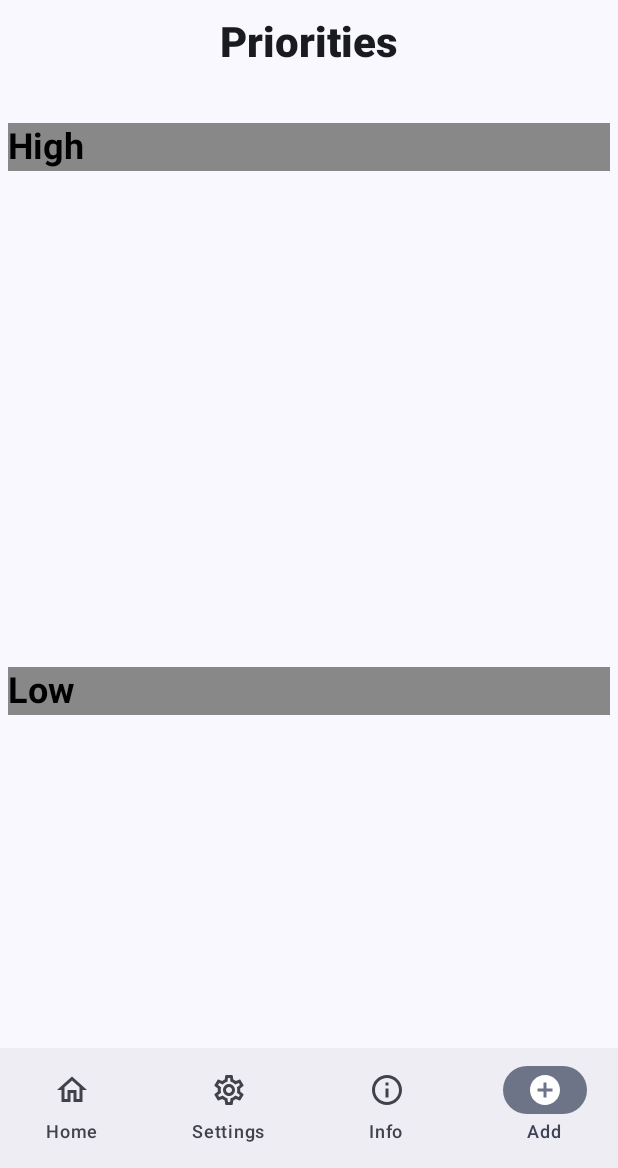
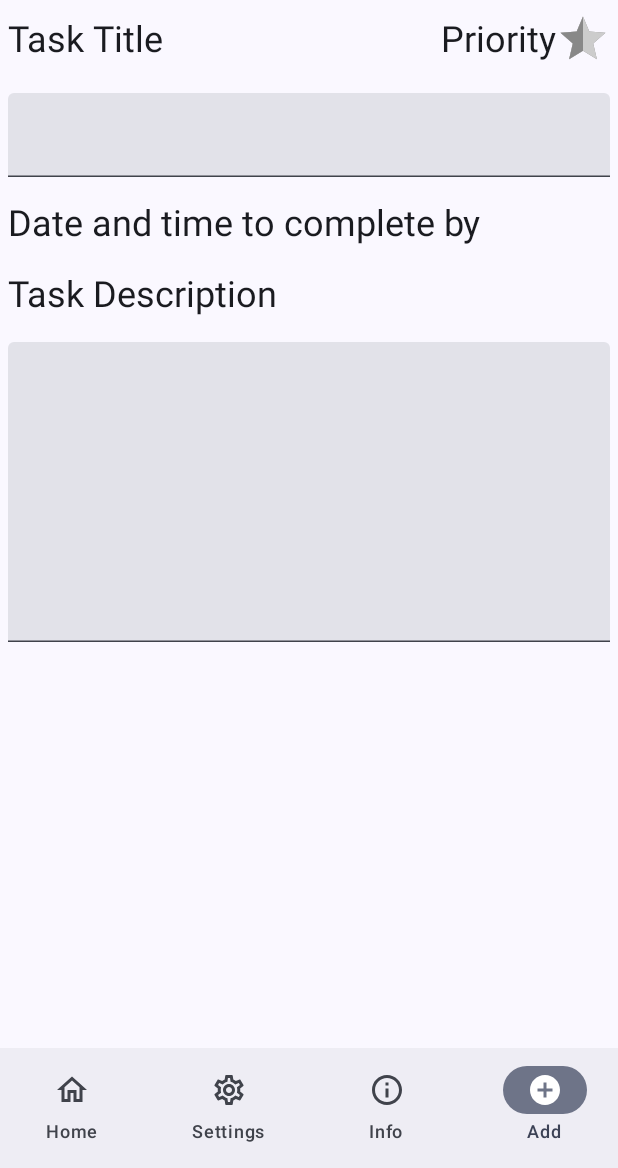
Before and after one commit to luk-dushaj/Task-Tracker, an Android app built with Jetpack Compose: the screen it shows after launch (MainActivity), item 4 of the bottom bar chosen, on a phone screen of 412 x 824 dp, the part 68-1236 px from its top. Run offline under Robolectric (Android 15) with nearby library versions, the phone set to English and light mode, and no system bars; our stand-ins replace livedata-compose.

Commit message:
Implemented most of AddTaskView
Just have to implement a time composable so the user can adjust it.
I also added a Todo.md file which serves as a list so I can have an organized list of stuff I have left.

```diff
--- a/app/src/main/java/com/school/tasktracker/MainActivity.kt
+++ b/app/src/main/java/com/school/tasktracker/MainActivity.kt
@@ -49,6 +49,7 @@ import androidx.navigation.compose.composable
 import androidx.navigation.NavController
 import com.school.tasktracker.data.MainViewModel
 import com.school.tasktracker.data.Routes
+import com.school.tasktracker.views.AddTaskView
 import com.school.tasktracker.views.InfoView
 import com.school.tasktracker.views.SettingsView
 import com.school.tasktracker.views.TodoView
@@ -134,7 +135,7 @@ fun BottomBar(modifier: Modifier = Modifier, viewModel: MainViewModel, navContro
                         1 -> navController.navigate(Routes.settings)
                         2 -> navController.navigate(Routes.info)
                         // Info for now because haven't gotten to "AddTaskView" yet
-                        3 -> navController.navigate(Routes.todo)
+                        3 -> navController.navigate(Routes.addView)
                         // No else, should not error
                     }
                 }
@@ -163,16 +164,12 @@ fun MainView(modifier: Modifier = Modifier) {
                 .padding(innerPadding)
                 .fillMaxSize()
         ) {
-            Column (
-                modifier = modifier
-                    .padding(5.dp)
-            ) {
-                // View content
-                NavHost(navController = navController, startDestination = Routes.todo) {
-                    composable(Routes.todo) { TodoView(viewModel = viewModel) }
-                    composable(Routes.settings) { SettingsView(viewModel = viewModel) }
-                    composable(Routes.info) { InfoView(viewModel = viewModel) }
-                }
+            // View content
+            NavHost(navController = navController, startDestination = Routes.todo) {
+                composable(Routes.todo) { TodoView(viewModel = viewModel) }
+                composable(Routes.settings) { SettingsView(viewModel = viewModel) }
+                composable(Routes.info) { InfoView() }
+                composable(Routes.addView) { AddTaskView(viewModel = viewModel) }
             }
         }
     }
--- a/app/src/main/java/com/school/tasktracker/components/TextRow.kt
+++ b/app/src/main/java/com/school/tasktracker/components/TextRow.kt
@@ -6,7 +6,7 @@ import androidx.compose.runtime.Composable
 import androidx.compose.ui.Modifier
 
 @Composable
-fun TextRow(modifier: Modifier = Modifier, title: String) {
+fun TextRow(title: String, modifier: Modifier = Modifier) {
     Text(
         modifier = modifier,
         text = title,
--- a/app/src/main/java/com/school/tasktracker/data/MainViewModel.kt
+++ b/app/src/main/java/com/school/tasktracker/data/MainViewModel.kt
@@ -10,6 +10,9 @@ import androidx.lifecycle.ViewModel
 
 // There will be a lot of example data for now because I am focusing on the UI currently
 class MainViewModel: ViewModel() {
+
+    private var _tasks = MutableLiveData<List<Task>>(emptyList())
+    var tasks: LiveData<List<Task>> = _tasks
 
     private var _infoValue = MutableLiveData(List(4) { false })
     val infoValue: LiveData<List<Boolean>> = _infoValue
--- a/app/src/main/java/com/school/tasktracker/data/Routes.kt
+++ b/app/src/main/java/com/school/tasktracker/data/Routes.kt
@@ -4,4 +4,5 @@ object Routes {
     var todo = "todo"
     var settings = "settings"
     var info = "info"
+    var addView = "addView"
 }
--- a/app/src/main/java/com/school/tasktracker/data/Task.kt
+++ b/app/src/main/java/com/school/tasktracker/data/Task.kt
@@ -11,6 +11,6 @@ data class Task(
     var title: String,
     var description: String,
     var isPriority: Boolean,
-    var deadline: Date,
+    var date: Date,
     var isCompleted: Boolean = false
 )
--- /dev/null
+++ b/app/src/main/java/com/school/tasktracker/views/AddTaskView.kt
@@ -0,0 +1,180 @@
+package com.school.tasktracker.views
+
+import android.annotation.SuppressLint
+import androidx.compose.foundation.clickable
+import androidx.compose.foundation.layout.Arrangement
+import androidx.compose.foundation.layout.Box
+import androidx.compose.foundation.layout.Column
+import androidx.compose.foundation.layout.Row
+import androidx.compose.foundation.layout.fillMaxWidth
+import androidx.compose.foundation.layout.height
+import androidx.compose.foundation.layout.offset
+import androidx.compose.foundation.layout.padding
+import androidx.compose.material3.Icon
+import androidx.compose.material3.Surface
+import androidx.compose.material3.Text
+import androidx.compose.material3.TextField
+import androidx.compose.runtime.Composable
+import androidx.compose.runtime.getValue
+import androidx.compose.runtime.mutableStateOf
+import androidx.compose.runtime.remember
+import androidx.compose.runtime.setValue
+import androidx.compose.ui.Modifier
+import androidx.compose.ui.tooling.preview.Preview
+import androidx.compose.ui.unit.dp
+import com.school.tasktracker.components.TextRow
+import com.school.tasktracker.data.MainViewModel
+import com.school.tasktracker.ui.theme.TaskTrackerTheme
+import java.util.Date
+import androidx.compose.foundation.layout.size
+import androidx.compose.foundation.rememberScrollState
+import androidx.compose.foundation.shape.GenericShape
+import androidx.compose.foundation.verticalScroll
+import androidx.compose.ui.graphics.Color
+import androidx.compose.material.icons.Icons
+import androidx.compose.material.icons.filled.Star
+import androidx.compose.material.icons.outlined.Star
+import androidx.compose.material3.Button
+import androidx.compose.material3.ExperimentalMaterial3Api
+import androidx.compose.material3.TimeInput
+import androidx.compose.material3.rememberTimePickerState
+import androidx.compose.runtime.MutableState
+import androidx.compose.ui.draw.clip
+import java.util.Calendar
+
+@SuppressLint("DefaultLocale")
+@OptIn(ExperimentalMaterial3Api::class)
+@Composable
+fun AddTaskView(modifier: Modifier = Modifier, viewModel: MainViewModel) {
+    var isManualClicked = remember { mutableStateOf(false) }
+    var isDateClicked = remember { mutableStateOf(false) }
+    fun onlyActivateOne() {
+        if (isManualClicked.value) {
+            isManualClicked.value = !isManualClicked.value
+        }
+    }
+
+    var title by remember { mutableStateOf("") }
+    var date: Date
+    var description = remember { mutableStateOf("") }
+    var isPriority = remember { mutableStateOf(false) }
+    Column(
+        modifier = modifier.padding(5.dp),
+        verticalArrangement = Arrangement.spacedBy(15.dp)
+    ) {
+        Row(
+            modifier = modifier
+                .fillMaxWidth(),
+            horizontalArrangement = Arrangement.SpaceBetween
+        ) {
+            TextRow("Task Title")
+            PriorityRow(bool = isPriority)
+        }
+        TextField(
+            modifier = modifier.fillMaxWidth(),
+            value = title,
+            onValueChange = { newTitle -> title = newTitle }
+        )
+        TextRow("Date and time to complete by")
+        /*Row {
+            TextField(
+                // Will implement time and date
+            )
+        }*/
+        TextRow("Task Description")
+        BigScrollableTextField(text = description)
+    }
+}
+
+@Composable
+fun PriorityRow(modifier: Modifier = Modifier, bool: MutableState<Boolean>) {
+    Row (
+        modifier = modifier
+            .clickable {
+                bool.value = !bool.value
+            }
+    ) {
+        TextRow("Priority")
+        if (bool.value) {
+            HalfStarIcon(filled = true)
+        } else {
+            HalfStarIcon(filled = false)
+        }
+    }
+}
+
+@Composable
+fun BigScrollableTextField(text: MutableState<String>) {
+    // Scroll state for the text field to enable vertical scrolling
+    val scrollState = rememberScrollState()
+
+    TextField(
+        value = text.value,
+        onValueChange = { text.value = it },
+        modifier = Modifier
+            .fillMaxWidth()
+            .height(200.dp)
+            .verticalScroll(scrollState),
+        maxLines = Int.MAX_VALUE
+    )
+}
+
+@Composable
+fun HalfStarIcon(filled: Boolean) {
+    val iconSize = 36.dp
+
+    val outlineColor = if (filled) Color.Red else Color.Gray
+    val halfFillColor = if (filled) Color.Red else Color.Gray
+    val backgroundColor = if (filled) Color.White else Color.LightGray
+
+    // Custom shape to clip only half of the star
+    val halfShape = GenericShape { size, _ ->
+        lineTo(size.width / 2, 0f)
+        lineTo(size.width / 2, size.height)
+        lineTo(0f, size.height)
+        close()
+    }
+
+    Box(
+        modifier = Modifier
+            .size(iconSize)
+            .offset( y = (-3).dp)
+    ) {
+        // Draw the outline (empty star) with the specified outline color
+        Icon(
+            imageVector = Icons.Outlined.Star,
+            contentDescription = "Empty Star Outline",
+            tint = outlineColor,
+            modifier = Modifier.size(iconSize)
+        )
+
+        // Draw a filled background star with the specified background color
+        Icon(
+            imageVector = Icons.Filled.Star,
+            contentDescription = "White Background",
+            tint = backgroundColor,
+            modifier = Modifier.size(iconSize)
+        )
+
+        // Overlay with a clipped star to fill half of it with the specified half fill color
+        Icon(
+            imageVector = Icons.Filled.Star,
+            contentDescription = "Half Star",
+            tint = halfFillColor,
+            modifier = Modifier
+                .size(iconSize)
+                .clip(halfShape)
+        )
+    }
+}
+
+
+@Preview(showBackground = true)
+@Composable
+fun AddTaskPreview() {
+    TaskTrackerTheme {
+        Surface {
+            AddTaskView(viewModel = MainViewModel())
+        }
+    }
+}
--- a/app/src/main/java/com/school/tasktracker/views/InfoView.kt
+++ b/app/src/main/java/com/school/tasktracker/views/InfoView.kt
@@ -6,13 +6,15 @@ import androidx.compose.foundation.lazy.itemsIndexed
 import androidx.compose.material3.*
 import androidx.compose.runtime.*
 import androidx.compose.ui.Modifier
+import androidx.compose.ui.tooling.preview.Preview
 import androidx.compose.ui.unit.dp
 import com.school.tasktracker.data.InfoItem
 import com.school.tasktracker.data.MainViewModel
 import com.school.tasktracker.components.*
+import com.school.tasktracker.ui.theme.TaskTrackerTheme
 
 @Composable
-fun InfoView(modifier: Modifier = Modifier, viewModel: MainViewModel) {
+fun InfoView(modifier: Modifier = Modifier) {
 
     var infoItems = listOf(
         InfoItem(
@@ -80,3 +82,13 @@ fun InfoDetail(modifier: Modifier = Modifier, description: String) {
         )
     }
 }
+
+@Preview
+@Composable
+private fun InfoPreview() {
+    TaskTrackerTheme {
+        Surface {
+            InfoView()
+        }
+    }
+}
--- a/app/src/main/java/com/school/tasktracker/views/TodoView.kt
+++ b/app/src/main/java/com/school/tasktracker/views/TodoView.kt
@@ -5,6 +5,7 @@ import androidx.compose.foundation.layout.Box
 import androidx.compose.foundation.layout.Column
 import androidx.compose.foundation.layout.fillMaxWidth
 import androidx.compose.foundation.layout.offset
+import androidx.compose.foundation.lazy.LazyColumn
 import androidx.compose.material3.MaterialTheme
 import androidx.compose.material3.Text
 import androidx.compose.runtime.Composable
```
Also changed, not shown: 1 other file.
